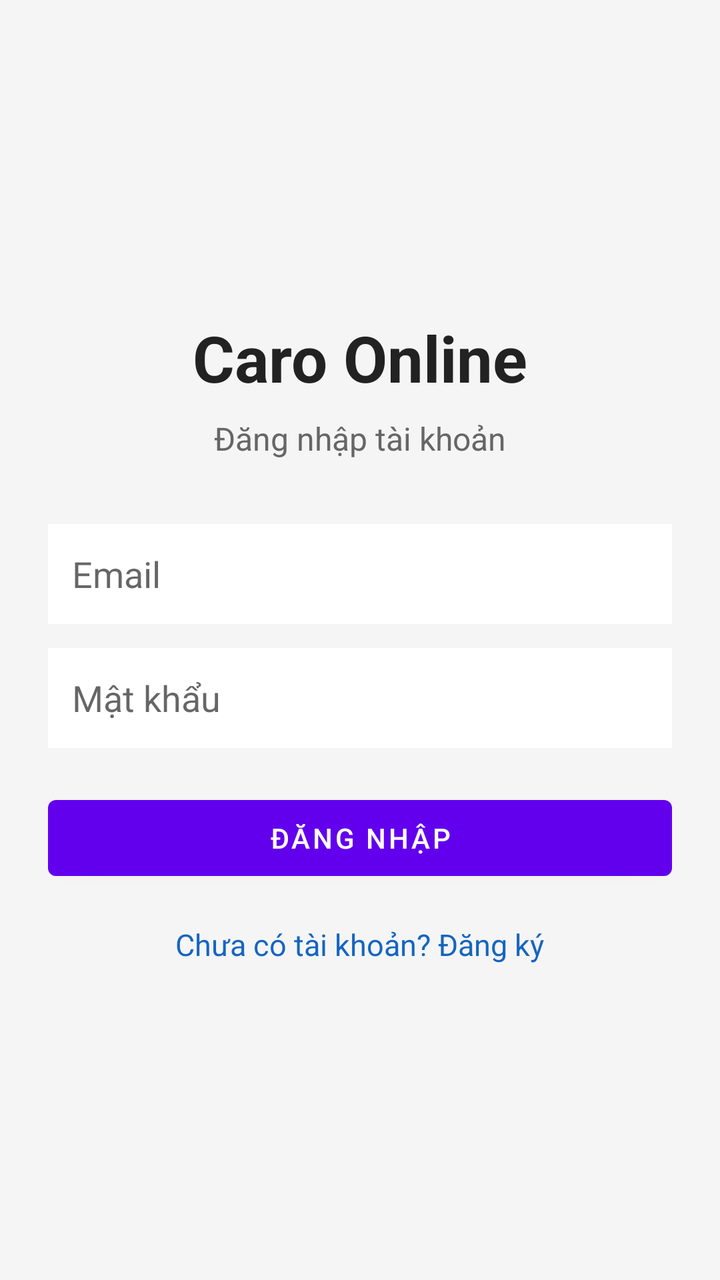
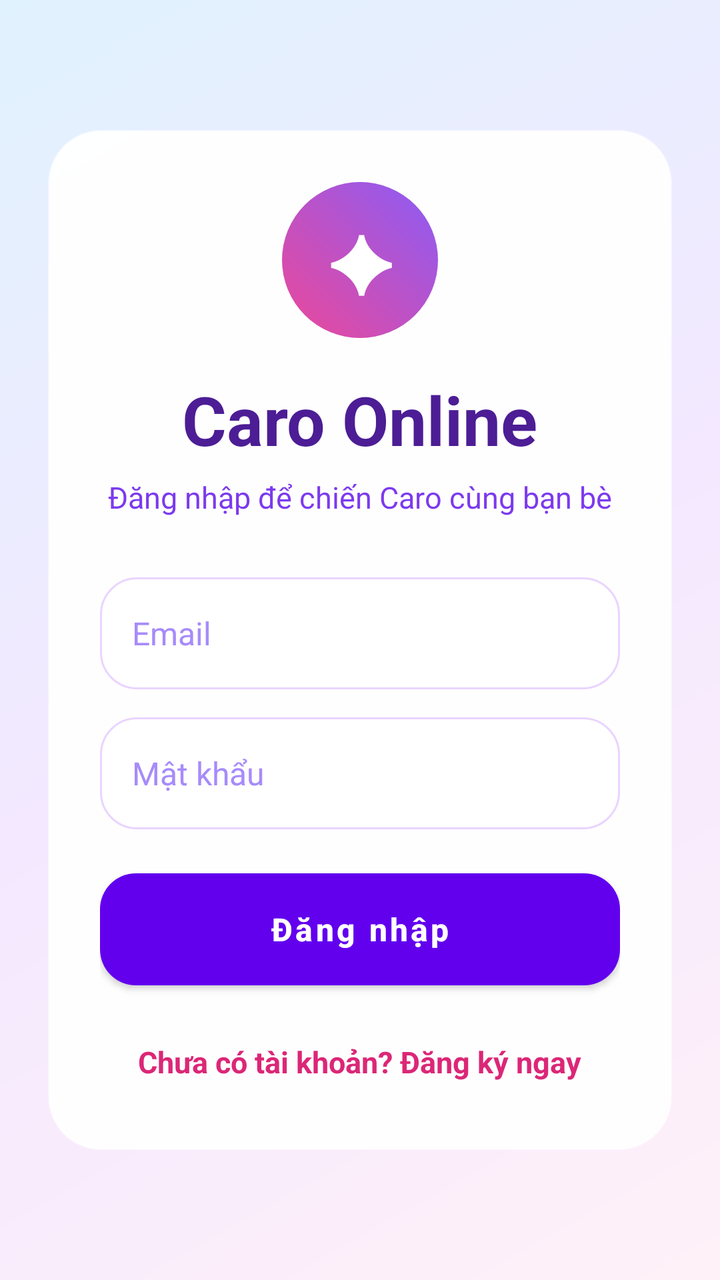

Before-and-after screenshots of an Android layout around one commit, followed by the original layout XML and the change that was made.
<!-- AndroidManifest.xml: application theme Theme.CaroOnline -->
<!-- res/layout/activity_login.xml -->
<?xml version="1.0" encoding="utf-8"?>
<LinearLayout xmlns:android="http://schemas.android.com/apk/res/android"
    android:layout_width="match_parent"
    android:layout_height="match_parent"
    android:background="#F5F5F5"
    android:gravity="center"
    android:orientation="vertical"
    android:padding="24dp">

    <TextView
        android:layout_width="wrap_content"
        android:layout_height="wrap_content"
        android:text="Caro Online"
        android:textColor="#222222"
        android:textSize="32sp"
        android:textStyle="bold" />

    <TextView
        android:layout_width="wrap_content"
        android:layout_height="wrap_content"
        android:layout_marginTop="8dp"
        android:text="Đăng nhập tài khoản"
        android:textColor="#666666"
        android:textSize="16sp" />

    <EditText
        android:id="@+id/edtEmail"
        android:layout_width="match_parent"
        android:layout_height="50dp"
        android:layout_marginTop="32dp"
        android:background="#FFFFFF"
        android:hint="Email"
        android:inputType="textEmailAddress"
        android:padding="12dp" />

    <EditText
        android:id="@+id/edtPassword"
        android:layout_width="match_parent"
        android:layout_height="50dp"
        android:layout_marginTop="12dp"
        android:background="#FFFFFF"
        android:hint="Mật khẩu"
        android:inputType="textPassword"
        android:padding="12dp" />

    <Button
        android:id="@+id/btnLogin"
        android:layout_width="match_parent"
        android:layout_height="50dp"
        android:layout_marginTop="20dp"
        android:text="Đăng nhập" />

    <TextView
        android:id="@+id/tvGoRegister"
        android:layout_width="wrap_content"
        android:layout_height="wrap_content"
        android:layout_marginTop="18dp"
        android:text="Chưa có tài khoản? Đăng ký"
        android:textColor="#1565C0"
        android:textSize="15sp" />

</LinearLayout>
<!-- resources referenced by this layout -->
<resources>
  <style name="Theme.CaroOnline" parent="Theme.MaterialComponents.DayNight.DarkActionBar">
          
          <item name="colorPrimary">@color/purple_500</item>
          <item name="colorPrimaryVariant">@color/purple_700</item>
          <item name="colorOnPrimary">@color/white</item>
          
          <item name="colorSecondary">@color/teal_200</item>
          <item name="colorSecondaryVariant">@color/teal_700</item>
          <item name="colorOnSecondary">@color/black</item>
          
          <item name="android:statusBarColor">?attr/colorPrimaryVariant</item>
          
      </style>
  <color name="purple_500">#FF6200EE</color>
  <color name="purple_700">#FF3700B3</color>
  <color name="white">#FFFFFFFF</color>
  <color name="teal_200">#FF03DAC5</color>
  <color name="teal_700">#FF018786</color>
  <color name="black">#FF000000</color>
</resources>

<!-- the commit's change to res/layout/activity_login.xml (unified diff, before → after) -->
@@ -1,62 +1,100 @@
 <?xml version="1.0" encoding="utf-8"?>
-<LinearLayout xmlns:android="http://schemas.android.com/apk/res/android"
+<ScrollView xmlns:android="http://schemas.android.com/apk/res/android"
     android:layout_width="match_parent"
     android:layout_height="match_parent"
-    android:background="#F5F5F5"
-    android:gravity="center"
-    android:orientation="vertical"
-    android:padding="24dp">
+    android:fillViewport="true"
+    android:background="@drawable/bg_app_gradient">
 
-    <TextView
-        android:layout_width="wrap_content"
-        android:layout_height="wrap_content"
-        android:text="Caro Online"
-        android:textColor="#222222"
-        android:textSize="32sp"
-        android:textStyle="bold" />
+    <LinearLayout
+        android:layout_width="match_parent"
+        android:layout_height="match_parent"
+        android:gravity="center"
+        android:orientation="vertical"
+        android:padding="24dp">
 
-    <TextView
-        android:layout_width="wrap_content"
-        android:layout_height="wrap_content"
-        android:layout_marginTop="8dp"
-        android:text="Đăng nhập tài khoản"
-        android:textColor="#666666"
-        android:textSize="16sp" />
+        <LinearLayout
+            android:layout_width="match_parent"
+            android:layout_height="wrap_content"
+            android:background="@drawable/bg_card_glass"
+            android:elevation="10dp"
+            android:gravity="center"
+            android:orientation="vertical"
+            android:padding="26dp">
 
-    <EditText
-        android:id="@+id/edtEmail"
-        android:layout_width="match_parent"
-        android:layout_height="50dp"
-        android:layout_marginTop="32dp"
-        android:background="#FFFFFF"
-        android:hint="Email"
-        android:inputType="textEmailAddress"
-        android:padding="12dp" />
+            <TextView
+                android:layout_width="78dp"
+                android:layout_height="78dp"
+                android:background="@drawable/bg_circle_logo"
+                android:gravity="center"
+                android:text="✦"
+                android:textColor="@color/button_text_white"
+                android:textSize="38sp"
+                android:textStyle="bold" />
 
-    <EditText
-        android:id="@+id/edtPassword"
-        android:layout_width="match_parent"
-        android:layout_height="50dp"
-        android:layout_marginTop="12dp"
-        android:background="#FFFFFF"
-        android:hint="Mật khẩu"
-        android:inputType="textPassword"
-        android:padding="12dp" />
+            <TextView
+                android:layout_width="wrap_content"
+                android:layout_height="wrap_content"
+                android:layout_marginTop="18dp"
+                android:text="Caro Online"
+                android:textColor="#4C1D95"
+                android:textSize="34sp"
+                android:textStyle="bold" />
 
-    <Button
-        android:id="@+id/btnLogin"
-        android:layout_width="match_parent"
-        android:layout_height="50dp"
-        android:layout_marginTop="20dp"
-        android:text="Đăng nhập" />
+            <TextView
+                android:layout_width="wrap_content"
+                android:layout_height="wrap_content"
+                android:layout_marginTop="6dp"
+                android:text="Đăng nhập để chiến Caro cùng bạn bè"
+                android:textColor="#7C3AED"
+                android:textSize="15sp" />
 
-    <TextView
-        android:id="@+id/tvGoRegister"
-        android:layout_width="wrap_content"
-        android:layout_height="wrap_content"
-        android:layout_marginTop="18dp"
-        android:text="Chưa có tài khoản? Đăng ký"
-        android:textColor="#1565C0"
-        android:textSize="15sp" />
+            <EditText
+                android:id="@+id/edtEmail"
+                android:layout_width="match_parent"
+                android:layout_height="56dp"
+                android:layout_marginTop="30dp"
+                android:background="@drawable/bg_input"
+                android:hint="Email"
+                android:inputType="textEmailAddress"
+                android:textColor="#1F2937"
+                android:textColorHint="#A78BFA"
+                android:textSize="16sp" />
 
-</LinearLayout>
+            <EditText
+                android:id="@+id/edtPassword"
+                android:layout_width="match_parent"
+                android:layout_height="56dp"
+                android:layout_marginTop="14dp"
+                android:background="@drawable/bg_input"
+                android:hint="Mật khẩu"
+                android:inputType="textPassword"
+                android:textColor="#1F2937"
+                android:textColorHint="#A78BFA"
+                android:textSize="16sp" />
+
+            <Button
+                android:id="@+id/btnLogin"
+                android:layout_width="match_parent"
+                android:layout_height="56dp"
+                android:layout_marginTop="22dp"
+                android:background="@drawable/bg_button_primary"
+                android:elevation="6dp"
+                android:text="Đăng nhập"
+                android:textAllCaps="false"
+                android:textColor="@color/button_text_white"
+                android:textSize="16sp"
+                android:textStyle="bold" />
+
+            <TextView
+                android:id="@+id/tvGoRegister"
+                android:layout_width="wrap_content"
+                android:layout_height="wrap_content"
+                android:layout_marginTop="20dp"
+                android:padding="8dp"
+                android:text="Chưa có tài khoản? Đăng ký ngay"
+                android:textColor="#DB2777"
+                android:textSize="15sp"
+                android:textStyle="bold" />
+        </LinearLayout>
+    </LinearLayout>
+</ScrollView>
<!-- resource entries referenced after the edit -->
@@ -1,5 +1,45 @@
 <!-- resources referenced by this layout -->
 <resources>
+  <!-- drawable bg_app_gradient (drawable) -->
+  <?xml version="1.0" encoding="utf-8"?>
+  <shape xmlns:android="http://schemas.android.com/apk/res/android">
+      <gradient
+          android:startColor="#FFF1F8"
+          android:centerColor="#F3E8FF"
+          android:endColor="#E0F2FE"
+          android:angle="135" />
+  </shape>
+  <!-- drawable bg_button_primary (drawable) -->
+  <?xml version="1.0" encoding="utf-8"?>
+  <selector xmlns:android="http://schemas.android.com/apk/res/android">
+      <item android:state_pressed="true">
+          <shape><corners android:radius="18dp"/><gradient android:startColor="#7C3AED" android:endColor="#DB2777" android:angle="0"/></shape>
+      </item>
+      <item>
+          <shape><corners android:radius="18dp"/><gradient android:startColor="#EC4899" android:endColor="#8B5CF6" android:angle="0"/></shape>
+      </item>
+  </selector>
+  <!-- drawable bg_card_glass (drawable) -->
+  <?xml version="1.0" encoding="utf-8"?>
+  <shape xmlns:android="http://schemas.android.com/apk/res/android">
+      <solid android:color="#F7FFFFFF" />
+      <corners android:radius="26dp" />
+      <stroke android:width="1dp" android:color="#70FFFFFF" />
+      <padding android:left="18dp" android:top="18dp" android:right="18dp" android:bottom="18dp" />
+  </shape>
+  <!-- drawable bg_circle_logo (drawable) -->
+  <?xml version="1.0" encoding="utf-8"?>
+  <shape xmlns:android="http://schemas.android.com/apk/res/android" android:shape="oval">
+      <gradient android:startColor="#EC4899" android:endColor="#8B5CF6" android:angle="45" />
+  </shape>
+  <!-- drawable bg_input (drawable) -->
+  <?xml version="1.0" encoding="utf-8"?>
+  <shape xmlns:android="http://schemas.android.com/apk/res/android">
+      <solid android:color="#FFFFFFFF" />
+      <corners android:radius="18dp" />
+      <stroke android:width="1dp" android:color="#E9D5FF" />
+      <padding android:left="16dp" android:right="16dp" android:top="10dp" android:bottom="10dp" />
+  </shape>
   <style name="Theme.CaroOnline" parent="Theme.MaterialComponents.DayNight.DarkActionBar">
           
           <item name="colorPrimary">@color/purple_500</item>
